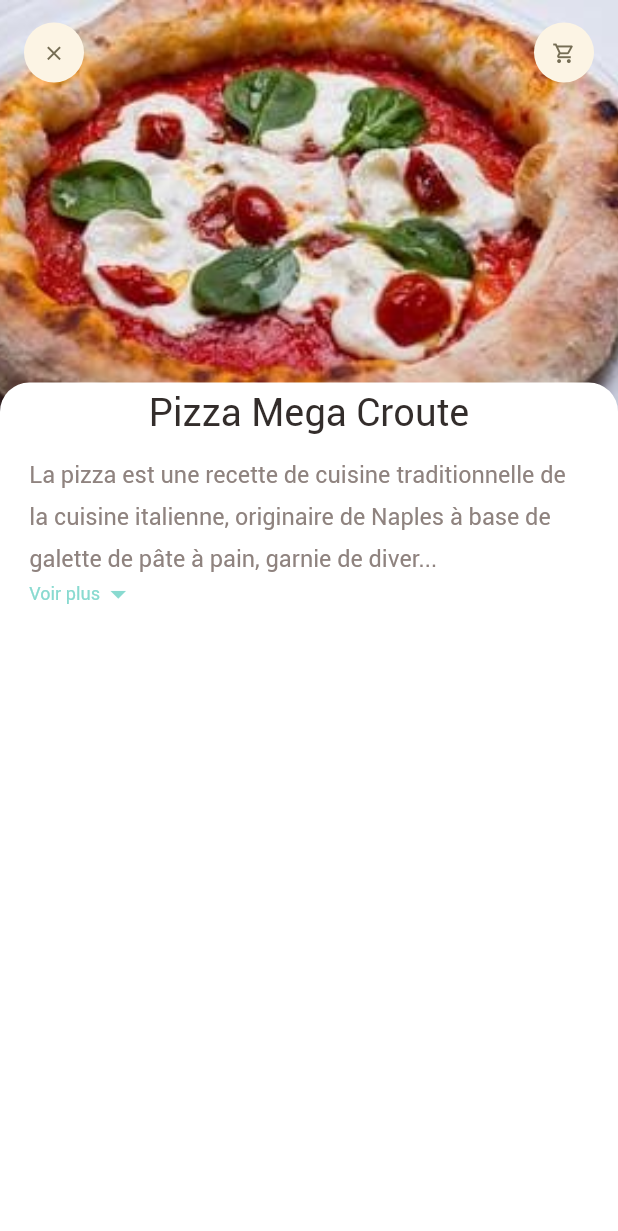
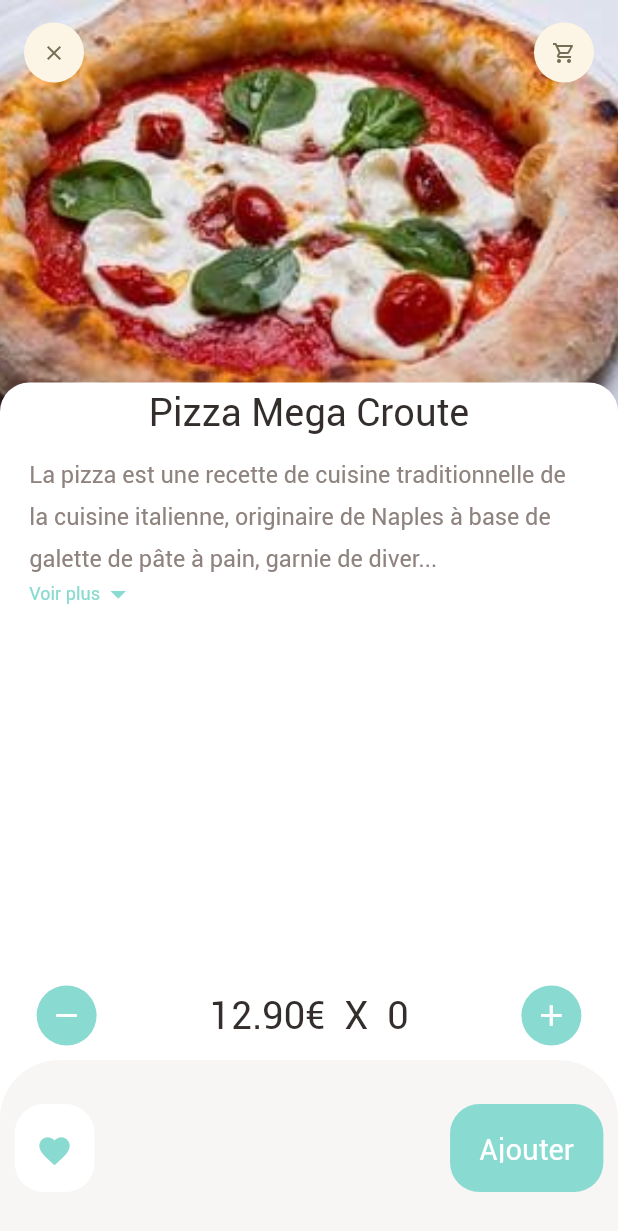
Before and after one commit to Francky06/pizza_app, a Flutter app: the screen it shows after launch, on a phone screen of 412 x 824 dp. Shown: the top 1231 px of the screen. Run offline on Flutter 3.47's test engine with Material 2 defaults, Android fonts, the phone set to English and light mode, and no system bars; our stand-ins replace dots_indicator, get; missing offline and left inert: dart:html.

Commit message:
product page

```diff
--- a/Mobile/pizza_app/lib/pages/food/product_detail.dart
+++ b/Mobile/pizza_app/lib/pages/food/product_detail.dart
@@ -68,6 +68,70 @@
           )
         ],
       ),
+      bottomNavigationBar: Column(
+        mainAxisSize: MainAxisSize.min,
+        children: [
+          Container(
+            padding: EdgeInsets.only(
+                left: Dimensions.width20*2.5,
+                right: Dimensions.width20*2.5,
+                top: Dimensions.height10,
+                bottom: Dimensions.height10,
+            ),
+            child: Row(
+              mainAxisAlignment: MainAxisAlignment.spaceBetween,
+              children: [
+                AppIcon(
+                    iconSize: Dimensions.iconSize24,
+                    iconColor: Colors.white,
+                    backgroundColor: AppColors.mainColor,
+                    icon: Icons.remove),
+                BigText(text: "12.90€ "+" X "+" 0", color: AppColors.mainBlackColor, size: Dimensions.font26),
+                AppIcon(
+                    iconSize: Dimensions.iconSize24,
+                    iconColor: Colors.white,
+                    backgroundColor: AppColors.mainColor,
+                    icon: Icons.add),
+              ],
+            ),
+          ),
+          Container(
+            height: Dimensions.bottomHeight,
+            padding: EdgeInsets.only(top: Dimensions.height30, bottom: Dimensions.height30, left: Dimensions.width20, right: Dimensions.width20),
+            decoration: BoxDecoration(
+                color: AppColors.buttonBgColor,
+                borderRadius: BorderRadius.only(
+                  topLeft: Radius.circular(Dimensions.radius20*2),
+                  topRight: Radius.circular(Dimensions.radius20*2),
+                )
+            ),
+            child: Row(
+              mainAxisAlignment: MainAxisAlignment.spaceBetween,
+              children: [
+                Container(
+                  padding: EdgeInsets.only(top: Dimensions.height20, bottom: Dimensions.height20, left: Dimensions.width30, right: Dimensions.width30),
+                  decoration: BoxDecoration(
+                    borderRadius: BorderRadius.circular(Dimensions.radius20),
+                    color: Colors.white,
+                  ),
+                  child: Icon(
+                    Icons.favorite,
+                    color: AppColors.mainColor,
+                  ),
+                ),
+                Container(
+                  padding: EdgeInsets.only(top: Dimensions.height20, bottom: Dimensions.height20, left: Dimensions.width30, right: Dimensions.width30),
+                  child: BigText(text:" Ajouter ", color: Colors.white),
+                  decoration: BoxDecoration(
+                    borderRadius: BorderRadius.circular(Dimensions.radius20),
+                    color: AppColors.mainColor,
+                  ),
+                )
+              ],
+            ),
+          ),
+        ],
+      ),
     );
   }
 }
--- a/Mobile/pizza_app/lib/widgets/app_icon.dart
+++ b/Mobile/pizza_app/lib/widgets/app_icon.dart
@@ -9,12 +9,14 @@
   final Color backgroundColor;
   final Color iconColor;
   final double size;
+  final double iconSize;
 
   AppIcon({Key? key,
     required this.icon,
     this.backgroundColor =  const Color(0xFFfcf4e4),
     this.iconColor = const Color(0xFF756d54),
-    this.size = 40
+    this.size = 40,
+    this.iconSize = 16,
   }) : super(key: key);
 
   @override
@@ -29,7 +31,7 @@
       child: Icon(
         icon,
         color: iconColor,
-        size: Dimensions.iconSize16,
+        size: iconSize,
       ),
     );
   }
```
Also changed, not shown: Mobile/pizza_app/lib/helper/dependencies.dart (added).
